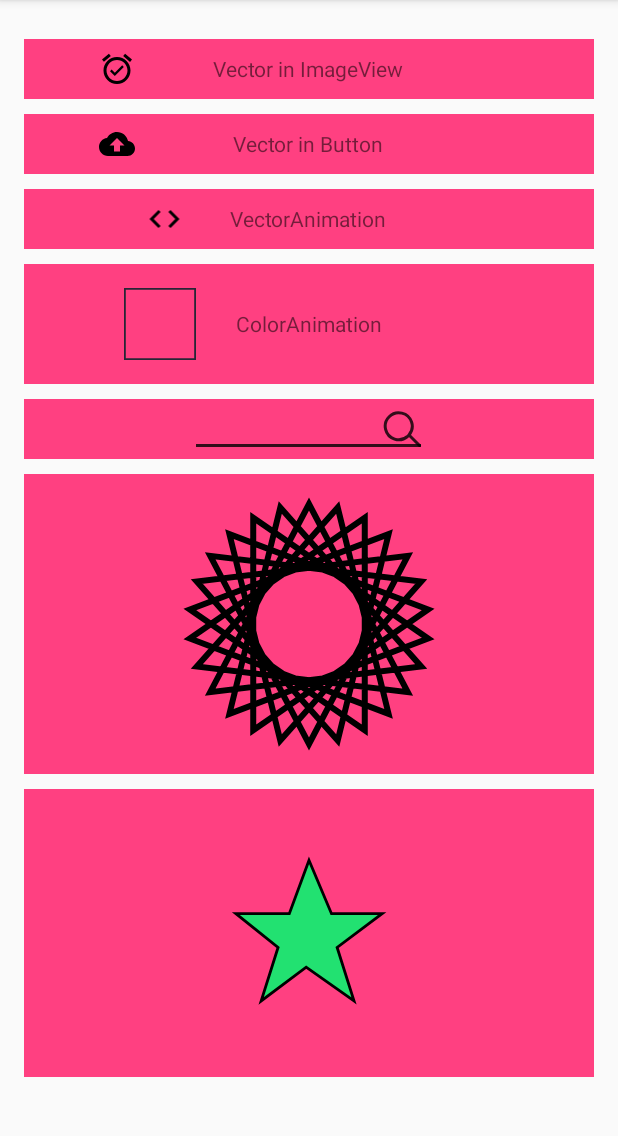
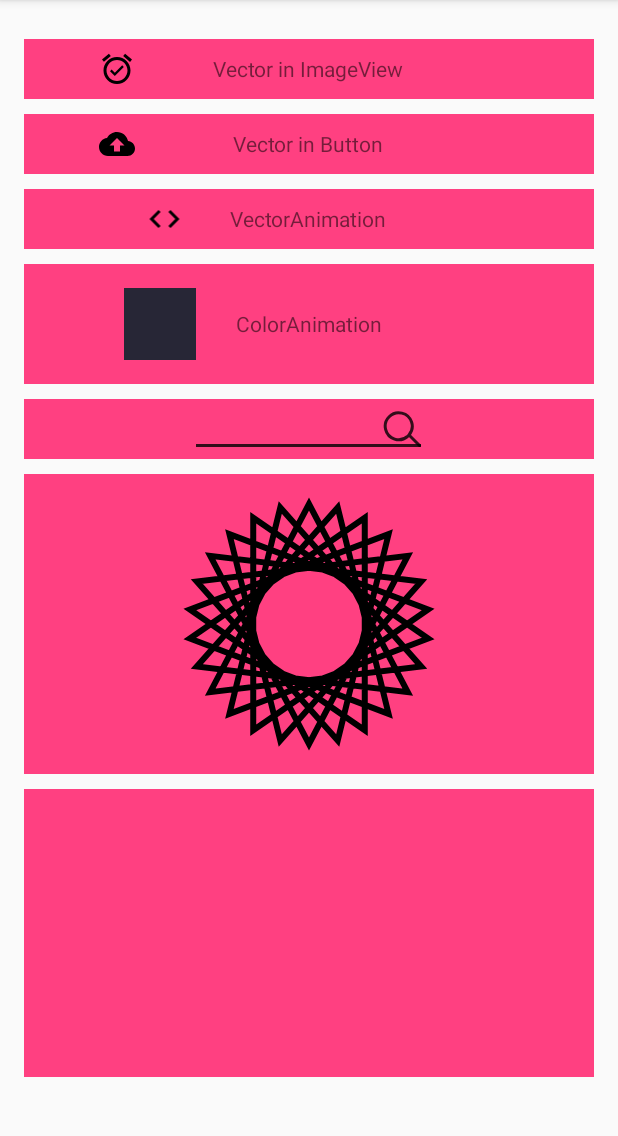
Before and after one commit to amosbake/AnimationSummary, an Android app: the screen it shows after launch (MainActivity), on a phone screen of 412 x 824 dp, the part 84-1220 px from its top. Run offline under Robolectric (Android 15) with nearby library versions, the phone set to English and light mode, and no system bars.

Commit message:
兼容3.0版本动画

```diff
--- a/app/src/main/java/io/amosbake/animationsummary/MainActivity.java
+++ b/app/src/main/java/io/amosbake/animationsummary/MainActivity.java
@@ -37,7 +37,8 @@ public class MainActivity extends AppCompatActivity {
         setupColorAnim();
         setupSearchAnim();
         setupPathTrimAnim();
-        setupXmlMorphAnim();
+
+//        setupXmlMorphAnim();
         setupCustomSplashAnim();
 
     }
@@ -99,18 +100,18 @@ public class MainActivity extends AppCompatActivity {
         });
     }
 
-    private void setupXmlMorphAnim() {
-        ivAnimFiveStar = (ImageView) findViewById(R.id.ivAnimFiveStar);
-        findViewById(R.id.btnFiveStarAnim).setOnClickListener(new View.OnClickListener() {
-            @Override
-            public void onClick(View v) {
-                Drawable _drawable = ivAnimFiveStar.getDrawable();
-                if (_drawable instanceof Animatable){
-                    ((Animatable) _drawable).start();
-                }
-            }
-        });
-    }
+//    private void setupXmlMorphAnim() {
+//        ivAnimFiveStar = (ImageView) findViewById(R.id.ivAnimFiveStar);
+//        findViewById(R.id.btnFiveStarAnim).setOnClickListener(new View.OnClickListener() {
+//            @Override
+//            public void onClick(View v) {
+//                Drawable _drawable = ivAnimFiveStar.getDrawable();
+//                if (_drawable instanceof Animatable){
+//                    ((Animatable) _drawable).start();
+//                }
+//            }
+//        });
+//    }
 
     private void setupPathTrimAnim() {
         ivAnimStar = (ImageView) findViewById(R.id.ivAnimStar);
--- a/app/src/main/res/animator/anim_stroke_color.xml
+++ b/app/src/main/res/animator/anim_stroke_color.xml
@@ -5,6 +5,6 @@
                 android:propertyName="strokeColor"
                 android:valueFrom="@android:color/holo_blue_dark"
                 android:valueTo="@android:color/holo_green_light"
-                android:valueType="intType">
+                android:valueType="colorType">
 
 </objectAnimator>
--- a/app/src/main/res/drawable/ic_squre.xml
+++ b/app/src/main/res/drawable/ic_squre.xml
@@ -5,7 +5,7 @@
     android:viewportWidth="100.0">
     <path
         android:name="square"
-        android:strokeColor="#272636"
+        android:fillColor="#272636"
         android:strokeWidth="5"
         android:pathData="M0,0 L100,0 L100,100 L0,100 z"/>
 </vector>
--- a/app/src/main/res/drawable/square_anim_vector.xml
+++ b/app/src/main/res/drawable/square_anim_vector.xml
@@ -2,7 +2,7 @@
 <animated-vector xmlns:android="http://schemas.android.com/apk/res/android"
     android:drawable="@drawable/ic_squre">
     <target
-        android:animation="@animator/anim_fade_in"
+        android:animation="@animator/anim_fill_color"
         android:name="square"/>
 
 </animated-vector>
--- a/app/src/main/res/layout/content_main.xml
+++ b/app/src/main/res/layout/content_main.xml
@@ -131,19 +131,19 @@
 
         </RelativeLayout>
 
-        <RelativeLayout
-            android:id="@+id/btnFiveStarAnim"
-            style="@style/demo_style"
-            android:layout_height="200dp">
-            <ImageView
-                android:id="@+id/ivAnimFiveStar"
-                android:layout_width="wrap_content"
-                android:layout_height="wrap_content"
-                android:layout_centerInParent="true"
-                android:src="@drawable/fivestar_anim_vector"/>
+        <!--<RelativeLayout-->
+            <!--android:id="@+id/btnFiveStarAnim"-->
+            <!--style="@style/demo_style"-->
+            <!--android:layout_height="200dp">-->
+            <!--<ImageView-->
+                <!--android:id="@+id/ivAnimFiveStar"-->
+                <!--android:layout_width="wrap_content"-->
+                <!--android:layout_height="wrap_content"-->
+                <!--android:layout_centerInParent="true"-->
+                <!--app:srcCompat="@drawable/fivestar_anim_vector"/>-->
 
 
-        </RelativeLayout>
+        <!--</RelativeLayout>-->
 
         <RelativeLayout
             android:id="@+id/btnSplashAnim"
@@ -155,28 +155,28 @@
                 android:layout_height="match_parent"
                 android:layout_centerInParent="true"
                 android:visibility="gone"
-                android:src="@drawable/splash_4_anim_vector"/>
+                app:srcCompat="@drawable/splash_4_anim_vector"/>
             <ImageView
                 android:id="@+id/ivAnimSplash3"
                 android:layout_width="match_parent"
                 android:layout_height="match_parent"
                 android:layout_centerInParent="true"
                 android:visibility="gone"
-                android:src="@drawable/splash_3_anim_vector"/>
+                app:srcCompat="@drawable/splash_3_anim_vector"/>
             <ImageView
                 android:id="@+id/ivAnimSplash2"
                 android:layout_width="match_parent"
                 android:layout_height="match_parent"
                 android:layout_centerInParent="true"
                 android:visibility="gone"
-                android:src="@drawable/splash_2_anim_vector"/>
+                app:srcCompat="@drawable/splash_2_anim_vector"/>
             <ImageView
                 android:id="@+id/ivAnimSplash"
                 android:layout_width="match_parent"
                 android:layout_height="match_parent"
                 android:layout_centerInParent="true"
                 android:visibility="gone"
-                android:src="@drawable/splash_1_anim_vector"/>
+                app:srcCompat="@drawable/splash_1_anim_vector"/>
 
 
 
```
